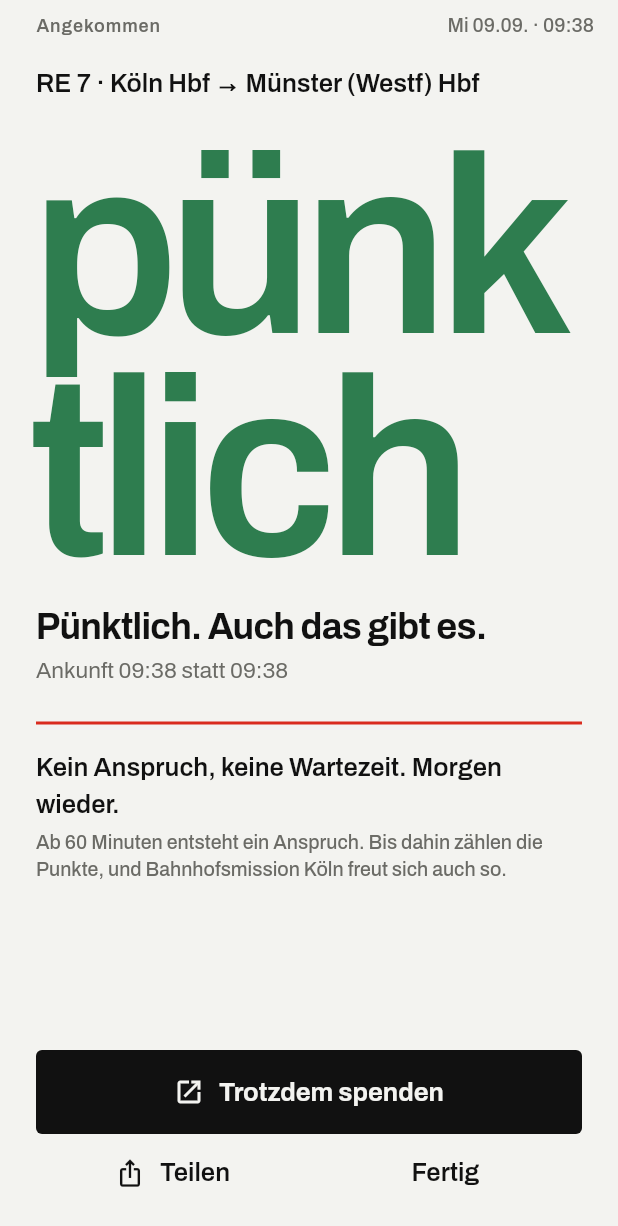
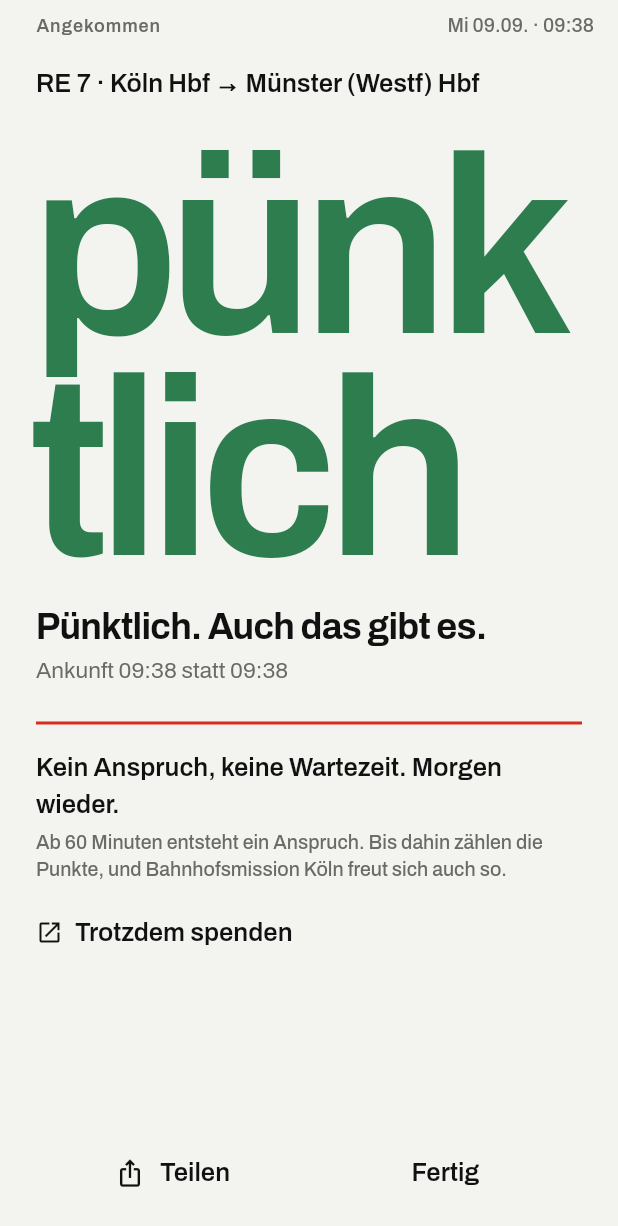
Before and after one commit to johannesfritsch/verspaetomat, a Flutter app: the AngekommenScreen screen opened by its route, on a phone screen of 412 x 824 dp. Shown: the top 1226 px of the screen. Run offline on Flutter 3.47's test engine with Material 3 defaults, Android fonts, the phone set to English and light mode, and no system bars; our stand-ins replace go_router, google_fonts.

Commit message:
Consistency pass: docs match the chosen look and the relay flow, app matches the docs
Docs: experience doc now describes the Bahnhofsuhr look (was still amber/board),
ledger is never called Spendenkonto, per-desk bundling and expiry explained,
ordinary-ticket claim variant, reply timing, NGO-report path, 1st-class threshold.

App: one claim-amount helper, real "bereit" status, Nachtrag records a ride and
a claim, arrival buttons per spec, BCC line on outgoing mail, personal data asked
at first claim, whole-euro community figures, one desk display name, 44 px targets,
dead placeholder screen removed.

Co-Authored-By: Claude Fable 5.1 <noreply@anthropic.com>
Claude-Session: https://claude.ai/code/session_01BrRDG5YBzoK9vcnUTsWDKk

```diff
--- a/app/lib/mock/mock_data.dart
+++ b/app/lib/mock/mock_data.dart
@@ -683,7 +683,7 @@ class Mock {
 
   static const boardLine = <BoardEntry>[
     BoardEntry(rank: 1, name: 'Miri aus Hamm', points: 212),
-    BoardEntry(rank: 2, name: 'tobi_pendelt', points: 174),
+    BoardEntry(rank: 2, name: 'tobi_aus_kalk', points: 174),
     BoardEntry(rank: 3, name: 'Anke W.', points: 151),
     BoardEntry(rank: 4, name: 'Gleiswechsel', points: 133),
     BoardEntry(rank: 5, name: 'Johannes', points: 96, isMe: true),
@@ -698,7 +698,7 @@ class Mock {
     BoardEntry(rank: 1, name: 'Ehrenfeld-Express', points: 388),
     BoardEntry(rank: 2, name: 'Miri aus Hamm', points: 212),
     BoardEntry(rank: 3, name: 'Kalk-Kalle', points: 190),
-    BoardEntry(rank: 4, name: 'tobi_pendelt', points: 174),
+    BoardEntry(rank: 4, name: 'tobi_aus_kalk', points: 174),
     BoardEntry(rank: 5, name: 'Anke W.', points: 151),
     BoardEntry(rank: 6, name: 'Südstadt-Sonja', points: 140),
     BoardEntry(rank: 7, name: 'Gleiswechsel', points: 133),
@@ -718,7 +718,7 @@ class Mock {
     BoardEntry(rank: 7, name: 'Miri aus Hamm', points: 212),
     BoardEntry(rank: 8, name: 'S-Bahn Sabine', points: 199),
     BoardEntry(rank: 9, name: 'Kalk-Kalle', points: 190),
-    BoardEntry(rank: 10, name: 'tobi_pendelt', points: 174),
+    BoardEntry(rank: 10, name: 'tobi_aus_kalk', points: 174),
     BoardEntry(rank: 3021, name: 'Johannes', points: 96, isMe: true),
   ];
 
--- a/app/lib/screens/claims/zweck_screen.dart
+++ b/app/lib/screens/claims/zweck_screen.dart
@@ -79,9 +79,9 @@ class ZweckScreen extends StatelessWidget {
             crossAxisAlignment: CrossAxisAlignment.baseline,
             textBaseline: TextBaseline.alphabetic,
             children: [
-              Text(fmtEuro(ngo.campaignConfirmed), style: VText.numberM),
+              Text(fmtEuroWhole(ngo.campaignConfirmed), style: VText.numberM),
               const SizedBox(width: 8),
-              Text('von ${fmtEuro(ngo.campaignGoal)}', style: VText.caption),
+              Text('von ${fmtEuroWhole(ngo.campaignGoal)}', style: VText.caption),
             ],
           ),
           const VGap.s(),
@@ -94,7 +94,7 @@ class ZweckScreen extends StatelessWidget {
           const VRule(),
           VKeyValue('IBAN', ngo.iban, valueStyle: VText.mono),
           const VRule(),
-          VKeyValue('Bestätigt über Verspätomat', fmtEuro(ngo.confirmedTotal), strong: true),
+          VKeyValue('Bestätigt über Verspätomat', fmtEuroWhole(ngo.confirmedTotal), strong: true),
           const VRule(),
           VKeyValue('Letzte Meldung', ngo.lastReport),
           const VGap.s(),
--- a/app/lib/screens/community/community_widgets.dart
+++ b/app/lib/screens/community/community_widgets.dart
@@ -50,7 +50,7 @@ class SegmentTabs extends StatelessWidget {
                 onTap: () => onChanged(i),
                 borderRadius: BorderRadius.circular(4),
                 child: Container(
-                  height: 40,
+                  height: 44,
                   padding: const EdgeInsets.symmetric(horizontal: 8),
                   decoration: BoxDecoration(
                     color: i == index ? VColors.ink : Colors.transparent,
@@ -92,7 +92,7 @@ class FilterChips extends StatelessWidget {
                 onTap: () => onSelect(o),
                 borderRadius: BorderRadius.circular(4),
                 child: Container(
-                  height: 32,
+                  height: 44,
                   padding: const EdgeInsets.symmetric(horizontal: 12),
                   decoration: BoxDecoration(
                     color: o == selected ? VColors.ink : Colors.transparent,
--- a/app/lib/screens/community/historie_screen.dart
+++ b/app/lib/screens/community/historie_screen.dart
@@ -1,6 +1,7 @@
 import 'package:flutter/material.dart';
 
 import '../../mock/mock_data.dart';
+import '../../state/demo_state.dart';
 import '../../theme/tokens.dart';
 import '../../widgets/kit.dart';
 import 'community_widgets.dart';
@@ -18,8 +19,9 @@ class _HistorieScreenState extends State<HistorieScreen> {
 
   @override
   Widget build(BuildContext context) {
-    final lines = Mock.rides.map((r) => r.line).toSet().toList()..sort();
-    final rides = Mock.rides.where((r) => _line == null || r.line == _line).toList();
+    final all = DemoScope.of(context).rides;
+    final lines = all.map((r) => r.line).toSet().toList()..sort();
+    final rides = all.where((r) => _line == null || r.line == _line).toList();
     final groups = <String, List<RideRecord>>{};
     for (final r in rides) {
       groups.putIfAbsent(Mock.shortDate(r.date), () => []).add(r);
--- a/app/lib/screens/community/team_screen.dart
+++ b/app/lib/screens/community/team_screen.dart
@@ -34,7 +34,7 @@ class TeamScreen extends StatelessWidget {
             crossAxisAlignment: CrossAxisAlignment.end,
             children: [
               Expanded(child: BigFigure(value: fmtInt(team.minutes), label: 'Minuten zusammen', style: VText.number.copyWith(fontSize: 44, letterSpacing: -1.5))),
-              Expanded(child: BigFigure(value: fmtEuro(team.euros), label: 'Euro bestätigt')),
+              Expanded(child: BigFigure(value: fmtEuroWhole(team.euros), label: 'Euro bestätigt')),
             ],
           ),
           const VGap.l(),
--- a/app/lib/screens/ride/angekommen_screen.dart
+++ b/app/lib/screens/ride/angekommen_screen.dart
@@ -60,6 +60,17 @@ class _AngekommenScreenState extends State<AngekommenScreen> {
     final openCount = (state.openByDesk[desk] ?? []).length;
     final counted = hasClaim ? openCount.clamp(1, 3) : openCount;
     final ready = state.bundleReady(desk);
+    final category = state.trip?.departure.category ?? TrainCategory.re;
+    final claimMinutes = cancelled ? 60 : delay;
+    Incident? live;
+    if (v == null && state.lastLiveIncidentId != null) {
+      for (final i in state.incidents) {
+        if (i.id == state.lastLiveIncidentId) live = i;
+      }
+    }
+    final amount = live?.amount ?? claimAmountFor(ticket, category, claimMinutes);
+    final sub = claimSubLabelFor(ticket, category, claimMinutes);
+    final canFile = hasClaim && (ticket == TicketType.einzelfahrkarte || ready);
 
     return VScreen(
       showBack: false,
@@ -68,12 +79,7 @@ class _AngekommenScreenState extends State<AngekommenScreen> {
       bottom: Column(
         mainAxisSize: MainAxisSize.min,
         children: [
-          if (hasClaim && ticket != TicketType.deutschlandticket || (hasClaim && ready))
-            VPrimaryButton(label: 'Jetzt einreichen', onTap: () => context.push('${Routes.antrag}?desk=${Uri.encodeComponent(desk)}'))
-          else if (!hasClaim)
-            VPrimaryButton(label: 'Trotzdem spenden', icon: Icons.open_in_new, onTap: () => _trotzdem(context, ngo))
-          else
-            VPrimaryButton(label: 'Konto ansehen', onTap: () => context.go(Routes.konto)),
+          if (canFile) VPrimaryButton(label: 'Jetzt einreichen', onTap: () => context.push('${Routes.antrag}?desk=${Uri.encodeComponent(desk)}')),
           Row(
             children: [
               Expanded(
@@ -127,7 +133,10 @@ class _AngekommenScreenState extends State<AngekommenScreen> {
             const VRule(),
           ],
           const VGap.m(),
-          if (hasClaim) _ClaimLine(ticket: ticket, delay: delay, ngo: ngo, counted: counted, ready: ready) else _NoClaimLine(delay: delay, ngo: ngo),
+          if (hasClaim)
+            _ClaimLine(ticket: ticket, amount: amount, sub: sub, ngo: ngo, counted: counted, ready: ready)
+          else
+            _NoClaimLine(delay: delay, ngo: ngo, onTrotzdem: () => _trotzdem(context, ngo)),
         ],
       ),
     );
@@ -169,23 +178,16 @@ class _AngekommenScreenState extends State<AngekommenScreen> {
 }
 
 class _ClaimLine extends StatelessWidget {
-  const _ClaimLine({required this.ticket, required this.delay, required this.ngo, required this.counted, required this.ready});
+  const _ClaimLine({required this.ticket, required this.amount, required this.sub, required this.ngo, required this.counted, required this.ready});
   final TicketType ticket;
-  final int delay;
+  final double amount;
+  final String? sub;
   final Ngo ngo;
   final int counted;
   final bool ready;
 
   @override
   Widget build(BuildContext context) {
-    final (amount, sub) = switch (ticket) {
-      TicketType.deutschlandticket => (1.5, null),
-      TicketType.zeitkarte => (1.5, 'Zeitkarte Nahverkehr'),
-      TicketType.einzelfahrkarte => (
-          (delay >= 120 ? 0.5 : 0.25) * 39.9,
-          '${delay >= 120 ? '50' : '25'} % von ${fmtEuro(39.9)}',
-        ),
-    };
     return Column(
       crossAxisAlignment: CrossAxisAlignment.start,
       children: [
@@ -221,23 +223,40 @@ class _ClaimLine extends StatelessWidget {
 }
 
 class _NoClaimLine extends StatelessWidget {
-  const _NoClaimLine({required this.delay, required this.ngo});
+  const _NoClaimLine({required this.delay, required this.ngo, required this.onTrotzdem});
   final int delay;
   final Ngo ngo;
+  final VoidCallback onTrotzdem;
 
   @override
   Widget build(BuildContext context) {
-    final text = delay == 59
-        ? 'Kein Anspruch, um eine Minute. Wir wissen.'
-        : delay <= 0
-            ? 'Kein Anspruch, keine Wartezeit. Morgen wieder.'
-            : 'Kein Anspruch, aber $delay Minuten Geduld.';
+    // E7: one minute short. The line, and nothing else.
+    if (delay == 59) {
+      return Text('Kein Anspruch, um eine Minute. Wir wissen.', style: VText.bodyStrong);
+    }
+    final text = delay <= 0 ? 'Kein Anspruch, keine Wartezeit. Morgen wieder.' : 'Kein Anspruch, aber $delay Minuten Geduld.';
     return Column(
       crossAxisAlignment: CrossAxisAlignment.start,
       children: [
         Text(text, style: VText.bodyStrong),
         const SizedBox(height: 4),
         Text('Ab 60 Minuten entsteht ein Anspruch. Bis dahin zählen die Punkte, und ${ngo.name} freut sich auch so.', style: VText.caption),
+        const SizedBox(height: 8),
+        InkWell(
+          onTap: onTrotzdem,
+          borderRadius: BorderRadius.circular(4),
+          child: Padding(
+            padding: const EdgeInsets.symmetric(vertical: 12),
+            child: Row(
+              mainAxisSize: MainAxisSize.min,
+              children: [
+                const Icon(Icons.open_in_new, size: 18, color: VColors.ink),
+                const SizedBox(width: 8),
+                Text('Trotzdem spenden', style: VText.bodyStrong),
+              ],
+            ),
+          ),
+        ),
       ],
     );
   }
--- a/app/lib/screens/ride/bahnsteig_screen.dart
+++ b/app/lib/screens/ride/bahnsteig_screen.dart
@@ -82,7 +82,7 @@ class _BahnsteigScreenState extends State<BahnsteigScreen> {
                     child: Column(
                       crossAxisAlignment: CrossAxisAlignment.start,
                       children: [
-                        Text('${Mock.pointsThisWeek}', style: VText.number),
+                        Text('${Mock.pointsThisWeek + DemoScope.of(context).bonusPoints}', style: VText.number),
                         const SizedBox(height: 4),
                         Text('Geduldspunkte diese Woche', style: VText.caption),
                       ],
--- a/app/lib/screens/ride/checkin_screen.dart
+++ b/app/lib/screens/ride/checkin_screen.dart
@@ -195,7 +195,7 @@ class _FilterChip extends StatelessWidget {
       onTap: onTap,
       borderRadius: BorderRadius.circular(4),
       child: Container(
-        height: 36,
+        height: 44,
         padding: const EdgeInsets.symmetric(horizontal: 14),
         alignment: Alignment.center,
         decoration: BoxDecoration(
--- a/app/lib/screens/ride/ride_widgets.dart
+++ b/app/lib/screens/ride/ride_widgets.dart
@@ -165,7 +165,7 @@ class _StopLineState extends State<StopLine> with SingleTickerProviderStateMixin
         InkWell(
           onTap: widget.onSelect == null || i == 0 ? null : () => widget.onSelect!(i),
           child: SizedBox(
-            height: widget.compact ? 40 : 52,
+            height: widget.compact ? 44 : 52,
             child: Row(
               crossAxisAlignment: CrossAxisAlignment.stretch,
               children: [
--- a/app/lib/widgets/kit.dart
+++ b/app/lib/widgets/kit.dart
@@ -766,6 +766,9 @@ String fmtEuro(double v) {
   return '${fmtInt(whole)},$frac €';
 }
 
+/// 48320.0 -> "48.320 €" (community and campaign figures)
+String fmtEuroWhole(double v) => '${fmtInt(v.round())} €';
+
 /// TimeOfDay -> "08:52"
 String fmtTime(TimeOfDay t) => '${t.hour.toString().padLeft(2, '0')}:${t.minute.toString().padLeft(2, '0')}';
 
```
Also changed, not shown: app/lib/screens/claims/antrag_screen.dart (+56 -12 lines), app/lib/screens/claims/antwort_screen.dart (+37 -5 lines), app/lib/screens/claims/claims_widgets.dart (+18 -3 lines), app/lib/screens/claims/konto_screen.dart (+15 -6 lines), app/lib/screens/community/ich_screen.dart (+5 -3 lines), app/lib/screens/community/wir_screen.dart (+4 -4 lines), app/lib/screens/onboarding/setup_screen.dart (+9 -5 lines), app/lib/screens/placeholder_screen.dart (deleted, +0 -29 lines), app/lib/screens/ride/nachtrag_screen.dart (+6 -5 lines), app/lib/state/demo_state.dart (+85 -7 lines).
